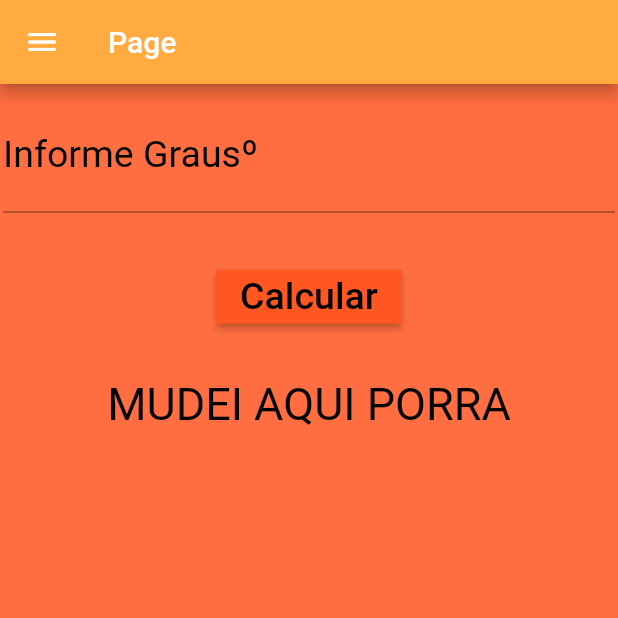
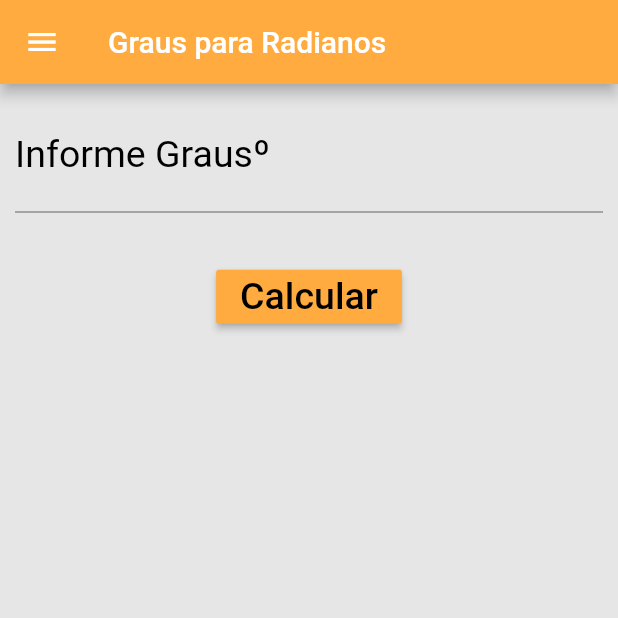
Before and after one commit to JonatasOFF/calculadora_mu, a Flutter app: the screen it shows after launch, on a phone screen of 412 x 824 dp, the top half of it. Run offline on Flutter 3.47's test engine with Material 2 defaults, Android fonts, the phone set to English and light mode, and no system bars.

Commit message:
Alterações no Visual :)

```diff
--- a/lib/main.dart
+++ b/lib/main.dart
@@ -11,18 +11,20 @@ class Home extends StatefulWidget {
   @override
   _HomeState createState() => _HomeState();
 }
+
 //
 class _HomeState extends State<Home> {
 
-  String _result = "MUDEI AQUI PORRA";
+  bool fracao = false;
+  String Cima = "";
+  String Baixo = "";
   TextEditingController _grausController = TextEditingController();
-
 
   @override
   Widget build(BuildContext context) {
     return Scaffold(
       appBar: AppBar(
-        title: Text("Page"),
+        title: Text("Graus para Radianos"),
         backgroundColor: Colors.orangeAccent,
       ),
       //TODO: Como mudar o layout body e atualizar para que possa mudar o tipo de conta feita (ex: Calcular graus em radianos mudar para radianos em graus)
@@ -41,48 +43,76 @@ class _HomeState extends State<Home> {
                   color: Colors.black,
                 ),
               ),
-              padding:
-              EdgeInsets.only(left: 2.0, top: 10.0, right: 2.0, bottom: 2.0),
+              padding: EdgeInsets.only(
+                  left: 10.0, top: 10.0, right: 10.0, bottom: 2.0),
             ),
             // TODO: Da uma ajuda aqui namoral (aliamento do result, onde colocar) RaisedButton
             Container(
                 child: Padding(
-                  child: RaisedButton(onPressed: () {
+              child: RaisedButton(
+                  onPressed: () {
                     double _graus = double.parse(_grausController.text);
                     double _P = 180;
                     _calculate(_graus, _P, 2);
                   },
-                      color: Colors.deepOrange,
-                      child: Text("Calcular",
-                        style: TextStyle(
-                            color: Colors.black,
-                            fontSize: 25.0
-                        ),
-                      )
+                  color: Colors.orangeAccent,
+                  child: Text(
+                    "Calcular",
+                    style: TextStyle(color: Colors.black, fontSize: 25.0),
+                  )),
+              padding: EdgeInsets.only(top: 30.0, bottom: 30.0),
+            )),
+            Column(
+              children: <Widget>[
+                Text(
+                  Cima,
+                  textAlign: TextAlign.center,
+                  style: TextStyle(fontSize: 30.0, color: Colors.black),
+                ),
+                Visibility(
+                  visible: fracao,
+                  child: Padding(
+                    padding: EdgeInsets.all(10),
+                    child: Container(
+                      width: 100,
+                      height: 5,
+                      color: Colors.black,
+                    ),
                   ),
-                  padding: EdgeInsets.only(top: 30.0, bottom: 30.0),
-                )),
-            Text(
-              _result,
-              textAlign: TextAlign.center,
-              style: TextStyle(fontSize: 30.0, color: Colors.black),
+                ),
+                Text(
+                  Baixo,
+                  textAlign: TextAlign.center,
+                  style: TextStyle(fontSize: 30.0, color: Colors.black),
+                ),
+              ],
             ),
           ],
         ),
       ),
-      backgroundColor: Colors.deepOrangeAccent,
+      backgroundColor: Color.fromRGBO(230, 230, 230, 1),
       //Menubar
       drawer: Drawer(
         child: ListView(
           padding: EdgeInsets.zero,
           children: <Widget>[
-            DrawerHeader(
-              child: Text("Types of Counts"),
-              decoration: BoxDecoration(color: Colors.orangeAccent),
+            SizedBox(
+              child: DrawerHeader(
+                child: Text(
+                  "Conversões",
+                  style: TextStyle(
+                    fontSize: 20,
+                  ),
+                ),
+                decoration: BoxDecoration(
+                  color: Colors.orangeAccent,
+                ),
+              ),
+              height: 90,
             ),
             // TODO: Ver doc para descobrir como colocar items dentro de uma list, e colocar eles aqui / apenas colocar manualmente
             ListTile(
-              title: Text("Item 1"),
+              title: Text("Graus para Radianos"),
               onTap: () {
                 //update
                 //Fecha após o usuario escolher o que será selecionado, (passando contexto, O app karai)
@@ -90,7 +120,7 @@ class _HomeState extends State<Home> {
               },
             ),
             ListTile(
-              title: Text("Item 2"),
+              title: Text("Radianos para Graus"),
               onTap: () {
                 //update
               },
@@ -136,11 +166,18 @@ class _HomeState extends State<Home> {
       int a = _graus.floor();
       int b = _P.floor();
       setState(() {
-        //mostra pro usuario bem bonitinho os simbolizinho e pá
-        _result = a == 1 && b == 1 ? "π"
-            : a == 1 && b != 1 ? "π / $b"
+        Cima = a == 1 && b == 1
+            ? "π"
+            : a == 1 && b != 1 ? "π"
             : a != 1 && b == 1 ? "$aπ"
-            : "$aπ / $b";
+            : "$aπ";
+        Baixo = a == 1 && b == 1
+            ? ""
+            : a == 1 && b != 1 ? "$b"
+            : a != 1 && b == 1 ? ""
+            : "$b";
+        if(b != 1) {fracao = true;}
+        else {fracao = false;}
       });
     }
   }
```
